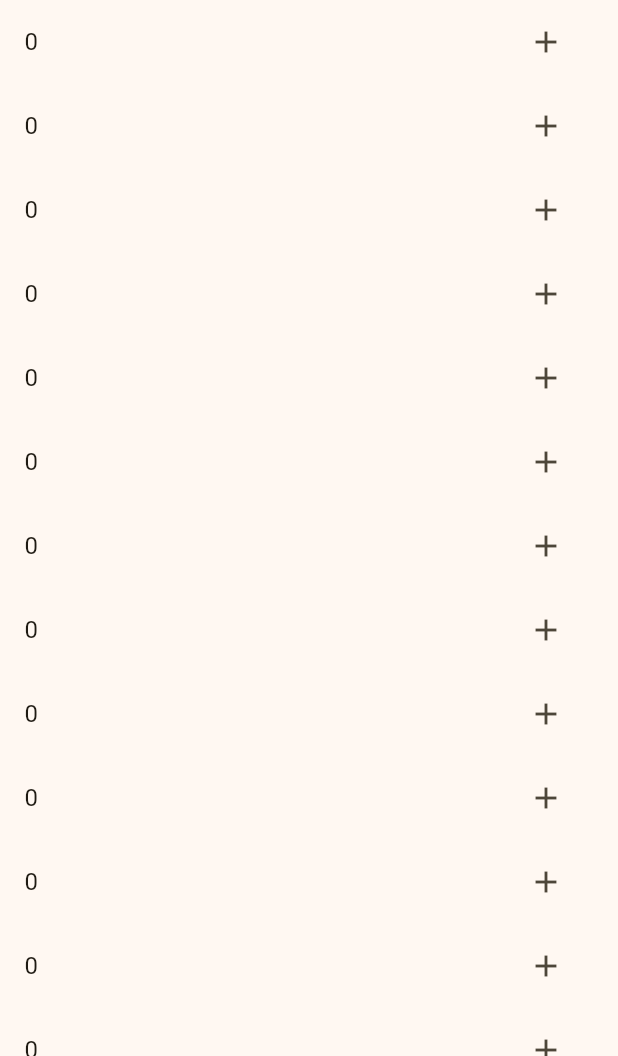
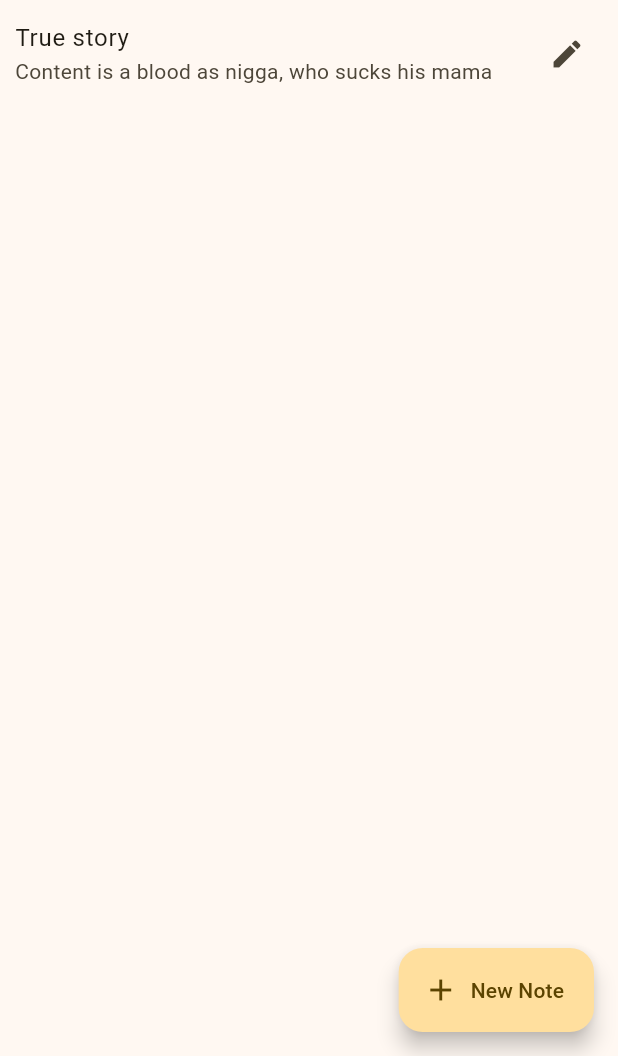
Before and after one commit to Odarteifx/notes_app, a Flutter app: the screen it shows after launch, on a phone screen of 412 x 824 dp, the part 180-1236 px from its top. Run offline on Flutter 3.47's test engine with Material 3 defaults, Android fonts, the phone set to English and light mode, and no system bars; our stand-ins replace flutter_riverpod; network calls fail.

Commit message:
Provdier successful

```diff
--- /dev/null
+++ b/lib/data/notes.dart
@@ -0,0 +1,5 @@
+import 'package:notes_app/models/models.dart';
+
+List<NoteEntry> noteEntry = [
+  NoteEntry(title: 'True story', content: 'Content is a blood as nigga, who sucks his mama'),
+];
--- a/lib/main.dart
+++ b/lib/main.dart
@@ -1,6 +1,5 @@
 import 'package:flutter/material.dart';
 import 'package:flutter_riverpod/flutter_riverpod.dart';
-import 'package:notes_app/models/models.dart';
 import 'package:notes_app/riverpod/note_provider.dart';
 
 void main() {
@@ -29,7 +28,7 @@ class MyHomePage extends ConsumerWidget {
 
   @override
   Widget build(BuildContext context, WidgetRef ref) {
-    final count = ref.watch(counterProvider);
+    final noteNotifier = ref.watch(noteProvider);
     const String image =
         'https://images.unsplash.com/photo-1615092607420-e545863a67c4?q=80&w=3270&auto=format&fit=crop&ixlib=rb-4.0.3&ixid=M3wxMjA3fDB8MHxwaG90by1wYWdlfHx8fGVufDB8fHx8fA%3D%3D';
     return Scaffold(
@@ -51,18 +50,30 @@ class MyHomePage extends ConsumerWidget {
             ),
           ),
           SliverList(
-            delegate:
-                SliverChildBuilderDelegate((BuildContext context, int index) {
-              return ListTile(
-                title: Text(count.toString()),
-                trailing: IconButton(onPressed: (){
-                  ref.read(counterProvider.notifier).state++;
-                }, icon: Icon(Icons.add)),
-              );
-            }),
+            delegate: SliverChildBuilderDelegate(
+              (BuildContext context, int index) {
+                return ListTile(
+                 contentPadding: EdgeInsets.symmetric(horizontal: 10),
+                  title: Text(noteNotifier.noeEntry[index].title),
+                  subtitle: Text(noteNotifier.noeEntry[index].content,
+                  softWrap: true,
+                  maxLines: 1,
+                  overflow: TextOverflow.ellipsis,
+                  ),
+                  trailing: IconButton(
+                      onPressed: () {}, icon: const Icon(Icons.edit)),
+                );
+              },
+              childCount: noteNotifier.noeEntry.length,
+            ),
           )
         ],
       ),
+      floatingActionButton: FloatingActionButton.extended(
+        icon: const Icon(Icons.add),
+          onPressed: () {
+          },
+           label: const Text('New Note')),
     );
   }
 }
--- a/lib/riverpod/note_provider.dart
+++ b/lib/riverpod/note_provider.dart
@@ -1,16 +1,18 @@
 import 'package:flutter/material.dart';
 import 'package:flutter_riverpod/flutter_riverpod.dart';
+import 'package:notes_app/data/notes.dart';
+import 'package:notes_app/models/models.dart';
 
 
 class NoteNotifier extends ChangeNotifier{
-  List noteentry = [];
+
+  List<NoteEntry> get noeEntry => noteEntry;
+
+  void addNote(NoteEntry note){
+    noeEntry.add(note);
+  }
   }
 
 final noteProvider = ChangeNotifierProvider((ref){
   return NoteNotifier();
 });
-
-
-final counterProvider = StateProvider((ref){
-  return 0;
-});
```
